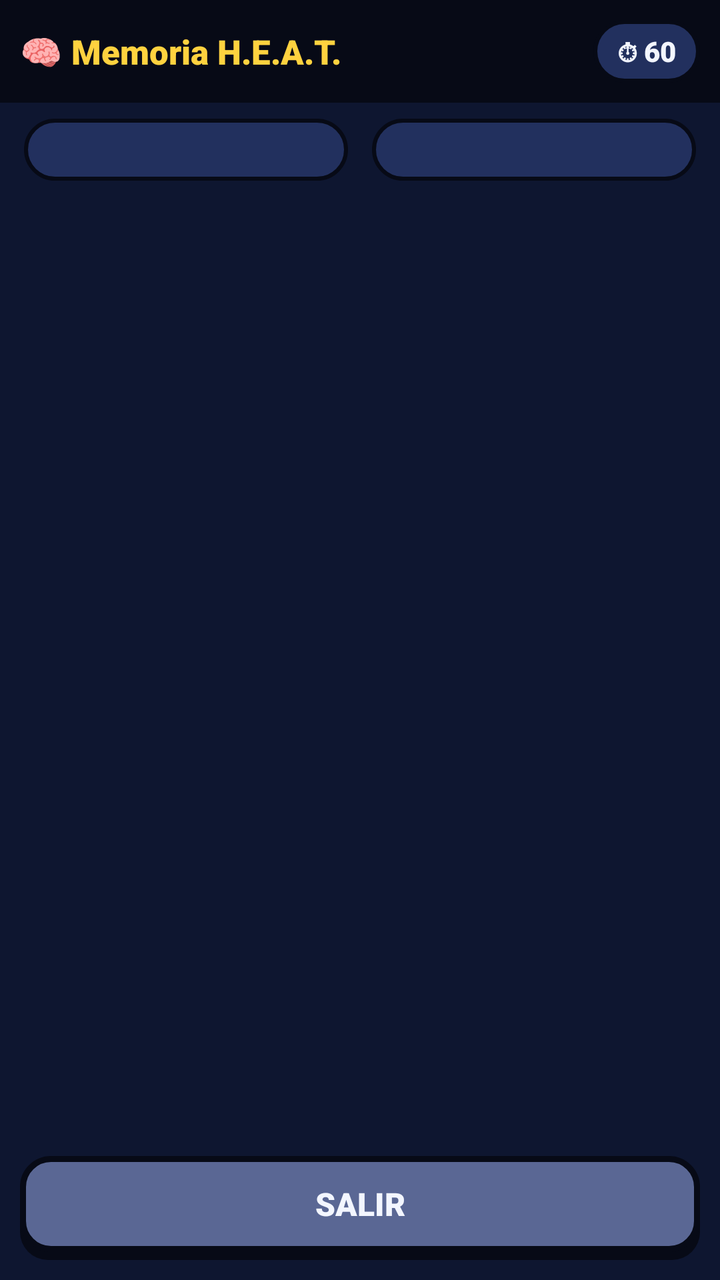
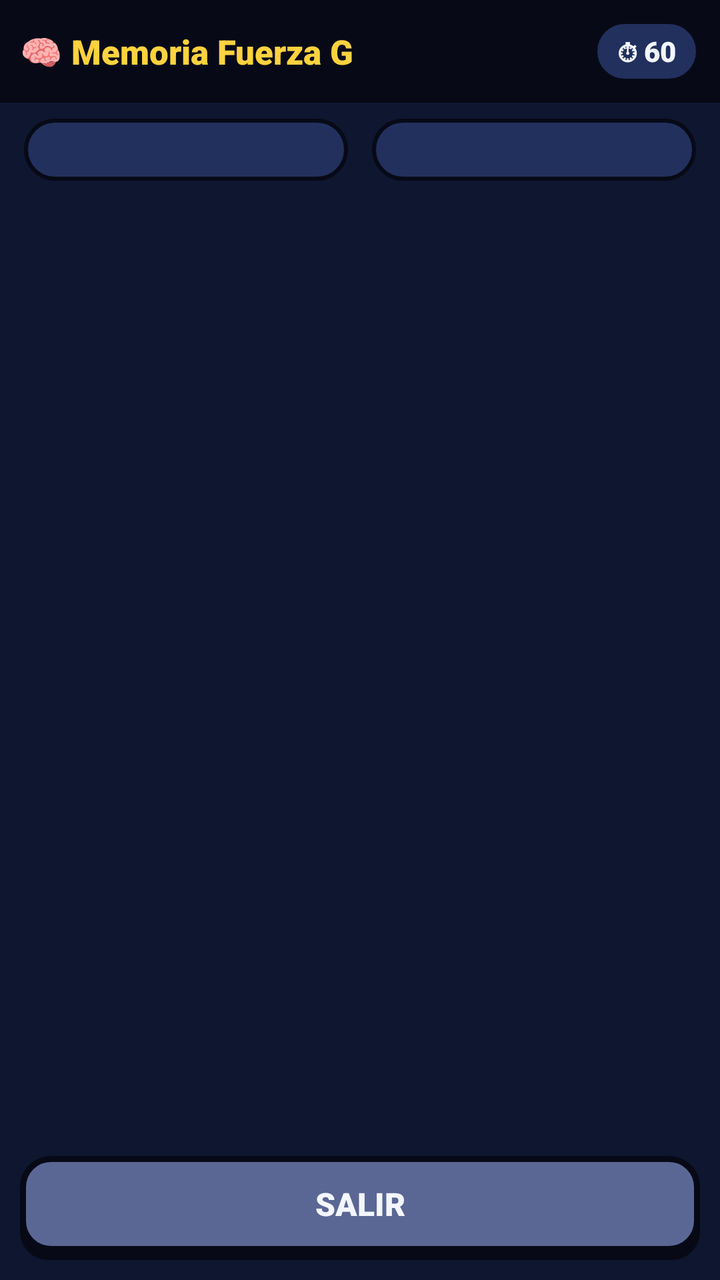

Before-and-after screenshots of an Android layout around one commit, followed by the original layout XML and the change that was made.
<!-- AndroidManifest.xml: application theme Theme.GodziPet -->
<!-- res/layout/activity_memoria.xml -->
<?xml version="1.0" encoding="utf-8"?>
<LinearLayout xmlns:android="http://schemas.android.com/apk/res/android"
    android:id="@+id/raiz" android:layout_width="match_parent" android:layout_height="match_parent"
    android:orientation="vertical" android:background="@color/fondo" android:fitsSystemWindows="true">

    <LinearLayout android:layout_width="match_parent" android:layout_height="wrap_content"
        android:background="@color/contorno" android:orientation="horizontal" android:padding="10dp"
        android:gravity="center_vertical">
        <TextView android:layout_width="0dp" android:layout_height="wrap_content" android:layout_weight="1"
            android:text="🧠 Memoria H.E.A.T." android:fontFamily="sans-serif-black"
            android:textColor="@color/amarillo" android:textSize="17sp" />
        <TextView android:id="@+id/tvTiempo" style="@style/Chip" android:layout_width="wrap_content"
            android:layout_height="wrap_content" android:text="⏱ 60" />
    </LinearLayout>

    <LinearLayout android:layout_width="match_parent" android:layout_height="wrap_content"
        android:orientation="horizontal" android:paddingStart="12dp" android:paddingEnd="12dp"
        android:paddingTop="8dp" android:paddingBottom="8dp">
        <TextView android:id="@+id/tvPares" style="@style/Chip" android:layout_width="0dp"
            android:layout_height="wrap_content" android:layout_weight="1" android:gravity="center"
            android:textColor="@color/atomico" android:layout_marginEnd="6dp" />
        <TextView android:id="@+id/tvIntentos" style="@style/Chip" android:layout_width="0dp"
            android:layout_height="wrap_content" android:layout_weight="1" android:gravity="center"
            android:textColor="@color/azul" android:layout_marginStart="6dp" />
    </LinearLayout>

    <FrameLayout android:layout_width="match_parent" android:layout_height="0dp" android:layout_weight="1"
        android:padding="10dp">
        <GridLayout android:id="@+id/grid" android:layout_width="match_parent" android:layout_height="match_parent"
            android:columnCount="4" android:rowCount="4" />
    </FrameLayout>

    <TextView android:id="@+id/btnSalir" style="@style/Boton" android:layout_width="match_parent"
        android:layout_height="wrap_content" android:layout_margin="10dp"
        android:background="@drawable/bg_boton_gris" android:textColor="@color/texto" android:text="SALIR" />
</LinearLayout>
<!-- resources referenced by this layout -->
<resources>
  <color name="amarillo">#FFD23F</color>
  <color name="atomico">#7CFF6B</color>
  <color name="azul">#4FC3F7</color>
  <color name="contorno">#070A16</color>
  <color name="fondo">#0E1630</color>
  <color name="texto">#F3F6FF</color>
  <style name="Boton">
          <item name="android:background">@drawable/bg_boton_verde</item>
          <item name="android:gravity">center</item>
          <item name="android:minHeight">52dp</item>
          <item name="android:paddingStart">14dp</item>
          <item name="android:paddingEnd">14dp</item>
          <item name="android:paddingTop">8dp</item>
          <item name="android:paddingBottom">12dp</item>
          <item name="android:fontFamily">sans-serif-black</item>
          <item name="android:textColor">@color/texto_boton</item>
          <item name="android:textSize">16sp</item>
          <item name="android:clickable">true</item>
          <item name="android:focusable">true</item>
      </style>
  <style name="Chip">
          <item name="android:background">@drawable/bg_chip</item>
          <item name="android:paddingStart">12dp</item>
          <item name="android:paddingEnd">12dp</item>
          <item name="android:paddingTop">6dp</item>
          <item name="android:paddingBottom">6dp</item>
          <item name="android:fontFamily">sans-serif-black</item>
          <item name="android:textColor">@color/texto</item>
          <item name="android:textSize">14sp</item>
      </style>
  <!-- drawable bg_boton_verde (drawable) -->
  <?xml version="1.0" encoding="utf-8"?>
  <selector xmlns:android="http://schemas.android.com/apk/res/android">
      <item android:state_enabled="false">
          <layer-list>
              <item android:top="4dp"><shape><corners android:radius="14dp" /><solid android:color="#070A16" /></shape></item>
              <item android:bottom="4dp"><shape><corners android:radius="14dp" /><solid android:color="#2A3354" />
                  <stroke android:width="3dp" android:color="#070A16" /></shape></item>
          </layer-list>
      </item>
      <item android:state_pressed="true">
          <layer-list>
              <item android:top="4dp"><shape><corners android:radius="14dp" /><solid android:color="#7CFF6B" />
                  <stroke android:width="3dp" android:color="#070A16" /></shape></item>
          </layer-list>
      </item>
      <item>
          <layer-list>
              <item android:top="4dp"><shape><corners android:radius="14dp" /><solid android:color="#070A16" /></shape></item>
              <item android:bottom="4dp"><shape><corners android:radius="14dp" /><solid android:color="#7CFF6B" />
                  <stroke android:width="3dp" android:color="#070A16" /></shape></item>
          </layer-list>
      </item>
  </selector>
  <!-- drawable bg_chip (drawable) -->
  <?xml version="1.0" encoding="utf-8"?>
  <shape xmlns:android="http://schemas.android.com/apk/res/android">
      <corners android:radius="20dp" />
      <solid android:color="@color/superficie_alta" />
      <stroke android:width="2dp" android:color="@color/contorno" />
  </shape>
  <color name="heat">#FF8A1F</color>
  <color name="superficie">#18234A</color>
  <color name="texto_sec">#A9B4D8</color>
  <style name="Dialogo" parent="Theme.Material3.Dark.Dialog.Alert">
          <item name="android:windowBackground">@drawable/bg_dialogo</item>
          <item name="colorPrimary">@color/atomico</item>
          <item name="android:textColorPrimary">@color/texto</item>
          <item name="android:textColorSecondary">@color/texto_sec</item>
          <item name="colorSurface">@color/superficie</item>
      </style>
  <color name="superficie_alta">#22305E</color>
  <!-- drawable bg_dialogo (drawable) -->
  <?xml version="1.0" encoding="utf-8"?>
  <inset xmlns:android="http://schemas.android.com/apk/res/android" android:inset="20dp">
      <shape>
          <corners android:radius="18dp" />
          <solid android:color="@color/superficie" />
          <stroke android:width="3dp" android:color="@color/atomico" />
      </shape>
  </inset>
  <!-- unchanged entries left out for length: 2 -->
</resources>

<!-- the commit's change to res/layout/activity_memoria.xml (unified diff, before → after) -->
@@ -7,7 +7,7 @@
         android:background="@color/contorno" android:orientation="horizontal" android:padding="10dp"
         android:gravity="center_vertical">
         <TextView android:layout_width="0dp" android:layout_height="wrap_content" android:layout_weight="1"
-            android:text="🧠 Memoria H.E.A.T." android:fontFamily="sans-serif-black"
+            android:text="🧠 Memoria Fuerza G" android:fontFamily="sans-serif-black"
             android:textColor="@color/amarillo" android:textSize="17sp" />
         <TextView android:id="@+id/tvTiempo" style="@style/Chip" android:layout_width="wrap_content"
             android:layout_height="wrap_content" android:text="⏱ 60" />
<!-- resource entries referenced after the edit -->
@@ -1,7 +1,7 @@
 <!-- resources referenced by this layout -->
 <resources>
   <color name="amarillo">#FFD23F</color>
-  <color name="atomico">#7CFF6B</color>
+  <color name="atomico">#3DE0FF</color>
   <color name="azul">#4FC3F7</color>
   <color name="contorno">#070A16</color>
   <color name="fondo">#0E1630</color>
@@ -42,14 +42,14 @@
       </item>
       <item android:state_pressed="true">
           <layer-list>
-              <item android:top="4dp"><shape><corners android:radius="14dp" /><solid android:color="#7CFF6B" />
+              <item android:top="4dp"><shape><corners android:radius="14dp" /><solid android:color="#3DE0FF" />
                   <stroke android:width="3dp" android:color="#070A16" /></shape></item>
           </layer-list>
       </item>
       <item>
           <layer-list>
               <item android:top="4dp"><shape><corners android:radius="14dp" /><solid android:color="#070A16" /></shape></item>
-              <item android:bottom="4dp"><shape><corners android:radius="14dp" /><solid android:color="#7CFF6B" />
+              <item android:bottom="4dp"><shape><corners android:radius="14dp" /><solid android:color="#3DE0FF" />
                   <stroke android:width="3dp" android:color="#070A16" /></shape></item>
           </layer-list>
       </item>
